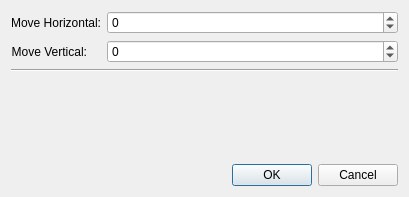
zero804/krossword, file src/move_cells.ui: the form before one commit.
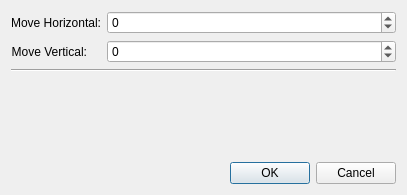
The form after the commit.

What changed in the file:
```diff
--- a/src/move_cells.ui
+++ b/src/move_cells.ui
@@ -6,8 +6,8 @@
    <rect>
     <x>0</x>
     <y>0</y>
-    <width>409</width>
-    <height>197</height>
+    <width>407</width>
+    <height>195</height>
    </rect>
   </property>
   <property name="sizePolicy">
@@ -19,7 +19,7 @@
   <property name="minimumSize">
    <size>
     <width>200</width>
-    <height>100</height>
+    <height>150</height>
    </size>
   </property>
   <property name="windowTitle">
@@ -46,6 +46,12 @@
      </item>
      <item row="0" column="1">
       <widget class="QSpinBox" name="dx">
+       <property name="sizePolicy">
+        <sizepolicy hsizetype="Minimum" vsizetype="Preferred">
+         <horstretch>0</horstretch>
+         <verstretch>0</verstretch>
+        </sizepolicy>
+       </property>
        <property name="minimum">
         <number>-255</number>
        </property>
@@ -72,6 +78,12 @@
      </item>
      <item row="1" column="1">
       <widget class="QSpinBox" name="dy">
+       <property name="sizePolicy">
+        <sizepolicy hsizetype="Minimum" vsizetype="Preferred">
+         <horstretch>0</horstretch>
+         <verstretch>0</verstretch>
+        </sizepolicy>
+       </property>
        <property name="minimum">
         <number>-255</number>
        </property>
```
